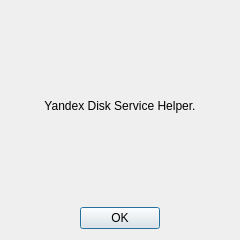
First picture: the form in qt/about.ui, repository avsokol/yandish-code, before the edit.
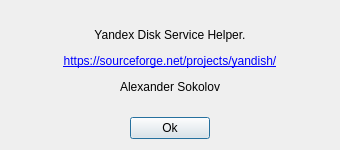
Second picture: the form after the edit.

Diff of the .ui file:
```diff
--- a/qt/about.ui
+++ b/qt/about.ui
@@ -9,8 +9,8 @@
    <rect>
     <x>0</x>
     <y>0</y>
-    <width>240</width>
-    <height>240</height>
+    <width>340</width>
+    <height>150</height>
    </rect>
   </property>
   <property name="sizePolicy">
@@ -35,23 +35,14 @@
       </sizepolicy>
      </property>
      <property name="text">
-      <string>&lt;html&gt;&lt;head/&gt;&lt;body&gt;&lt;p align=&quot;center&quot;&gt;Yandex Disk Service Helper.&lt;/p&gt;&lt;/body&gt;&lt;/html&gt;</string>
+      <string>&lt;html&gt;&lt;head/&gt;&lt;body&gt;&lt;p align=&quot;center&quot;&gt;Yandex Disk Service Helper.&lt;/p&gt;&lt;p align=&quot;center&quot;&gt;&lt;a href=&quot;https://sourceforge.net/projects/yandish/&quot;&gt;&lt;span style=&quot; text-decoration: underline; color:#0000ff;&quot;&gt;https://sourceforge.net/projects/yandish/&lt;/span&gt;&lt;/a&gt;&lt;/p&gt;&lt;p align=&quot;center&quot;&gt;Alexander Sokolov&lt;/p&gt;&lt;/body&gt;&lt;/html&gt;</string>
      </property>
     </widget>
    </item>
    <item alignment="Qt::AlignHCenter|Qt::AlignVCenter">
-    <widget class="QDialogButtonBox" name="buttonBox">
-     <property name="sizePolicy">
-      <sizepolicy hsizetype="Expanding" vsizetype="Fixed">
-       <horstretch>0</horstretch>
-       <verstretch>0</verstretch>
-      </sizepolicy>
-     </property>
-     <property name="layoutDirection">
-      <enum>Qt::LeftToRight</enum>
-     </property>
-     <property name="standardButtons">
-      <set>QDialogButtonBox::Ok</set>
+    <widget class="QPushButton" name="pushButton">
+     <property name="text">
+      <string>Ok</string>
      </property>
     </widget>
    </item>
```
Left out of the diff: 19 changed lines with no effect on the pictures.
